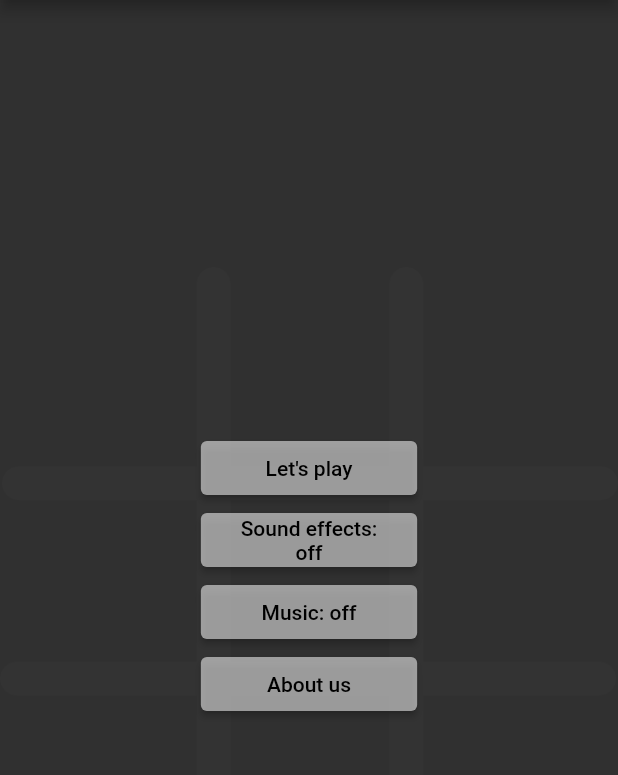
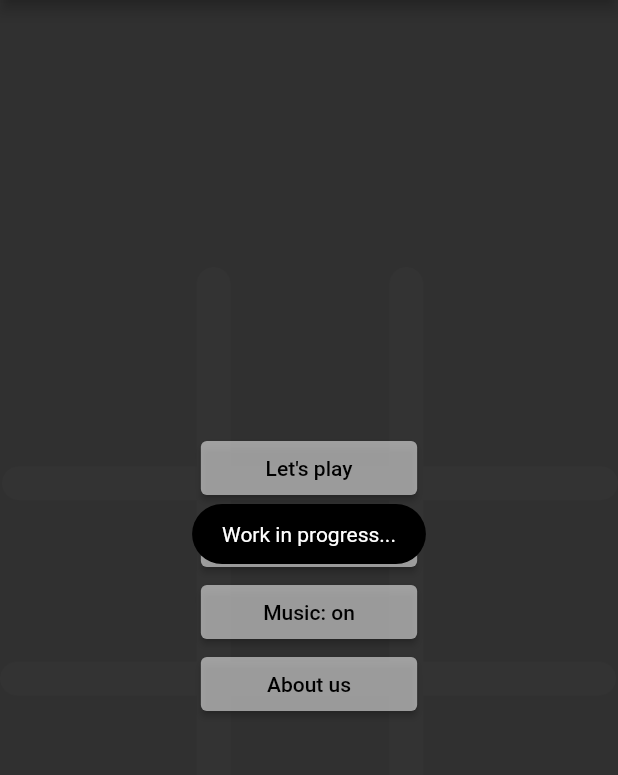
Before and after one commit to abraraltaf92/tic_tac_toe, a Flutter app: the screen it shows after launch, after a tap on "Music: on", on a phone screen of 412 x 824 dp, the part 84-859 px from its top. Run offline on Flutter 3.47's test engine with Material 2 defaults, Android fonts, the phone set to English and light mode, and no system bars; our stand-ins replace animated_splash_screen, animated_text_kit, audioplayers, auto_size_text, flutter_icons, flutter_neumorphic and 6 more; missing offline and left inert: launch_review.

Commit message:
animated play button

```diff
--- a/lib/main.dart
+++ b/lib/main.dart
@@ -4,6 +4,7 @@ import 'package:auto_size_text/auto_size_text.dart';
 import 'package:flutter/cupertino.dart';
 import 'package:flutter/material.dart';
 import 'package:flutter/services.dart';
+import 'package:flutter_neumorphic/flutter_neumorphic.dart';
 import 'package:get/get.dart';
 import 'package:lottie/lottie.dart';
 import 'package:provider/provider.dart';
@@ -17,6 +18,7 @@ Future<void> main() async {
   WidgetsFlutterBinding.ensureInitialized();
   SharedPreferences prefs = await SharedPreferences.getInstance();
   SystemChrome.setPreferredOrientations([DeviceOrientation.portraitUp]);
+
   runApp(MultiProvider(
     providers: [
       ChangeNotifierProvider(
--- a/lib/ui/home.dart
+++ b/lib/ui/home.dart
@@ -3,6 +3,7 @@ import 'package:audioplayers/audio_cache.dart';
 import 'package:audioplayers/audioplayers.dart';
 import 'package:flutter/cupertino.dart';
 import 'package:flutter/material.dart';
+import 'package:flutter/services.dart';
 // import 'package:flutter/services.dart';
 import 'package:flutter_icons/flutter_icons.dart';
 import 'package:flutter_speed_dial/flutter_speed_dial.dart';
@@ -16,7 +17,7 @@ import 'package:tic_tac_toe/tile_state/tile_state.dart';
 import 'package:tic_tac_toe/util/constants.dart';
 import 'package:tic_tac_toe/ui/my_portfolio.dart';
 import 'package:tic_tac_toe/util/licenses.dart';
-import 'package:tic_tac_toe/notifiers/music.dart';
+// import 'package:tic_tac_toe/notifiers/music.dart';
 import 'package:tic_tac_toe/notifiers/sound.dart';
 import 'package:tic_tac_toe/notifiers/theme.dart';
 import 'package:url_launcher/url_launcher.dart';
@@ -34,20 +35,25 @@ class _HomeState extends State<Home> {
   final GlobalKey<ScaffoldState> _scaffoldKey = GlobalKey<ScaffoldState>();
   bool isPlay = true;
   AudioCache cache = AudioCache(); // you have this
-  AudioPlayer player = AudioPlayer(); //
+  AudioPlayer player = AudioPlayer(playerId: 'abc');
+  bool changeButton = false;
   @override
   Widget build(BuildContext context) {
     ThemeProvider themeProvider =
         Provider.of<ThemeProvider>(context, listen: false);
     SoundProvider soundProvider =
         Provider.of<SoundProvider>(context, listen: false);
-    MusicProvider musicProvider =
-        Provider.of<MusicProvider>(context, listen: false);
+    // MusicProvider musicProvider =
+    //     Provider.of<MusicProvider>(context, listen: false);
 
     bool isDark = themeProvider.getTheme == ThemeData.dark();
     bool isSound = soundProvider.getSound;
-    bool isMusic = musicProvider.getMusic;
-
+    // bool isMusic = musicProvider.getMusic;
+    // if (isMusic) {
+    //   if (cache.fixedPlayer?.playerId != 'abc') _playFile();
+    // } else {
+    //   _stopFile();
+    // }
     return Scaffold(
         key: _scaffoldKey,
         appBar: AppBar(
@@ -180,10 +186,15 @@ class _HomeState extends State<Home> {
                     child: Column(
                       mainAxisAlignment: MainAxisAlignment.center,
                       children: [
-                        Container(
-                          width: MediaQuery.of(context).size.width * 0.35,
+                        AnimatedContainer(
+                          duration: Duration(milliseconds: 300),
+                          width: changeButton
+                              ? MediaQuery.of(context).size.width * 0.35 / 3
+                              : MediaQuery.of(context).size.width * 0.35,
                           child: ElevatedButton(
-                            child: const Text('Let\'s play'),
+                            child: changeButton
+                                ? Icon(FontAwesome.angellist)
+                                : Text('Let\'s play'),
                             style: ButtonStyle(
                                 backgroundColor: isDark
                                     ? MaterialStateColor.resolveWith(
@@ -193,7 +204,11 @@ class _HomeState extends State<Home> {
                                     ? MaterialStateColor.resolveWith(
                                         (states) => Colors.black)
                                     : null),
-                            onPressed: () {
+                            onPressed: () async {
+                              setState(() {
+                                changeButton = !changeButton;
+                              });
+                              await Future.delayed(Duration(milliseconds: 320));
                               setState(() {
                                 isPlay = !isPlay;
                               });
@@ -233,13 +248,17 @@ class _HomeState extends State<Home> {
                         Container(
                           width: MediaQuery.of(context).size.width * 0.35,
                           child: ElevatedButton(
-                            child: (isMusic)
-                                ? Text(
-                                    'Music: off',
-                                    textAlign: TextAlign.center,
-                                  )
-                                : Text('Music: on',
-                                    textAlign: TextAlign.center),
+                            // child: (isMusic)
+                            //     ? Text(
+                            //         'Music: off',
+                            //         textAlign: TextAlign.center,
+                            //       )
+                            //     : Text('Music: on',
+                            //         textAlign: TextAlign.center),
+                            child: Text(
+                              'Music: on',
+                              textAlign: TextAlign.center,
+                            ),
                             style: ButtonStyle(
                                 backgroundColor: isDark
                                     ? MaterialStateColor.resolveWith(
@@ -251,18 +270,17 @@ class _HomeState extends State<Home> {
                                     : null),
                             onPressed: () async {
                               // Get.to(Test());
-                              if (isMusic) {
-                                _stopFile();
-                              } else {
-                                _stopFile();
-                              }
-                              print(isMusic);
-                              await musicProvider.swapMusic();
-                              print(isMusic);
 
-                              setState(() {
-                                isMusic = isMusic;
-                              });
+                              // await musicProvider.swapMusic();
+                              // print(isMusic);
+
+                              // setState(() {
+                              //   isMusic = !isMusic;
+                              // });
+                              _displaySnack(
+                                  msg: 'Work in progress...',
+                                  isDark: isDark,
+                                  gravity: ToastGravity.CENTER);
                             },
                           ),
                         ),
@@ -336,6 +354,7 @@ class _HomeState extends State<Home> {
               _resetGame();
               setState(() {
                 isPlay = !isPlay;
+                changeButton = !changeButton;
               });
             },
             label: 'Quit',
@@ -372,8 +391,9 @@ class _HomeState extends State<Home> {
               onPressed: () {
                 _updateTileStateForIndex(tileIndex, isDark);
                 if (isSound && tileState == TileState.EMPTY) {
-                  final player = AudioCache();
-                  player.play('sounds/bubble_popping.mp3');
+                  // final player = AudioCache();
+                  // player.play('sounds/bubble_popping.mp3');
+                  HapticFeedback.vibrate();
                   // SystemSound.play(SystemSoundType.click);
                 }
                 if (tileState != TileState.EMPTY) {
@@ -565,8 +585,10 @@ class _HomeState extends State<Home> {
   }
 
   void _playFile() async {
-    cache.clearCache();
-    player = await cache.loop('sounds/drum_loop.mp3', volume: 0.5);
+    player = await cache.loop(
+      'sounds/drum_loop.mp3',
+      volume: 0.5,
+    );
 
     // assign player here
   }
```
Also changed, not shown: pubspec.yaml (+5 -3 lines), pubspec.lock, 3 other files.
